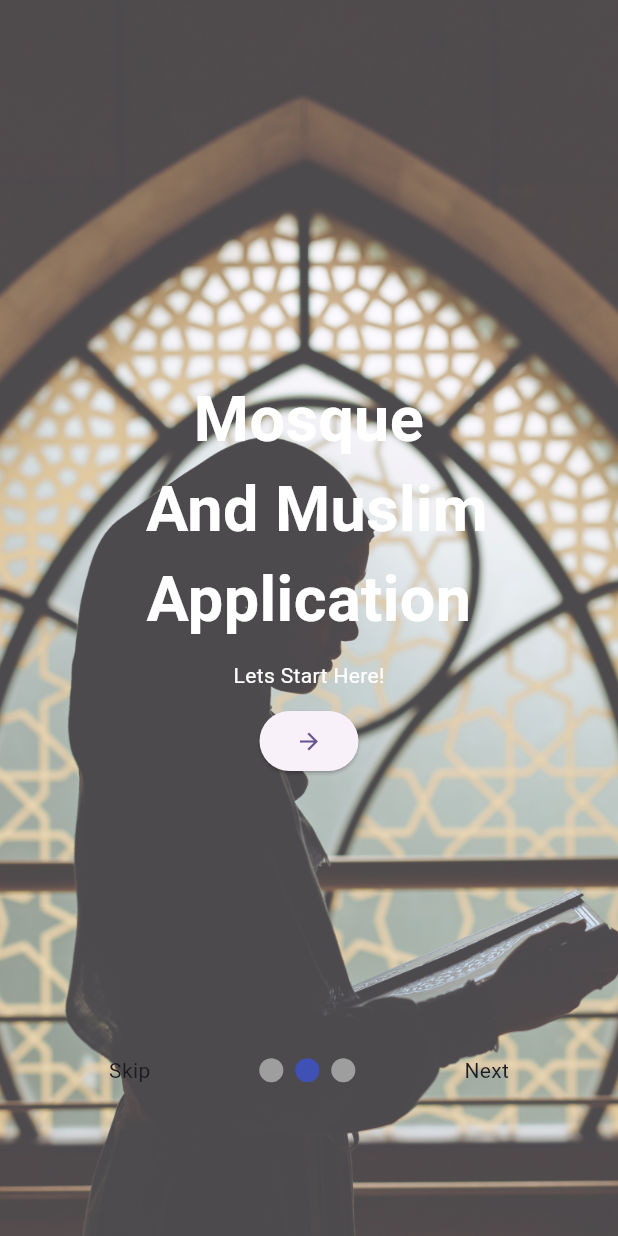
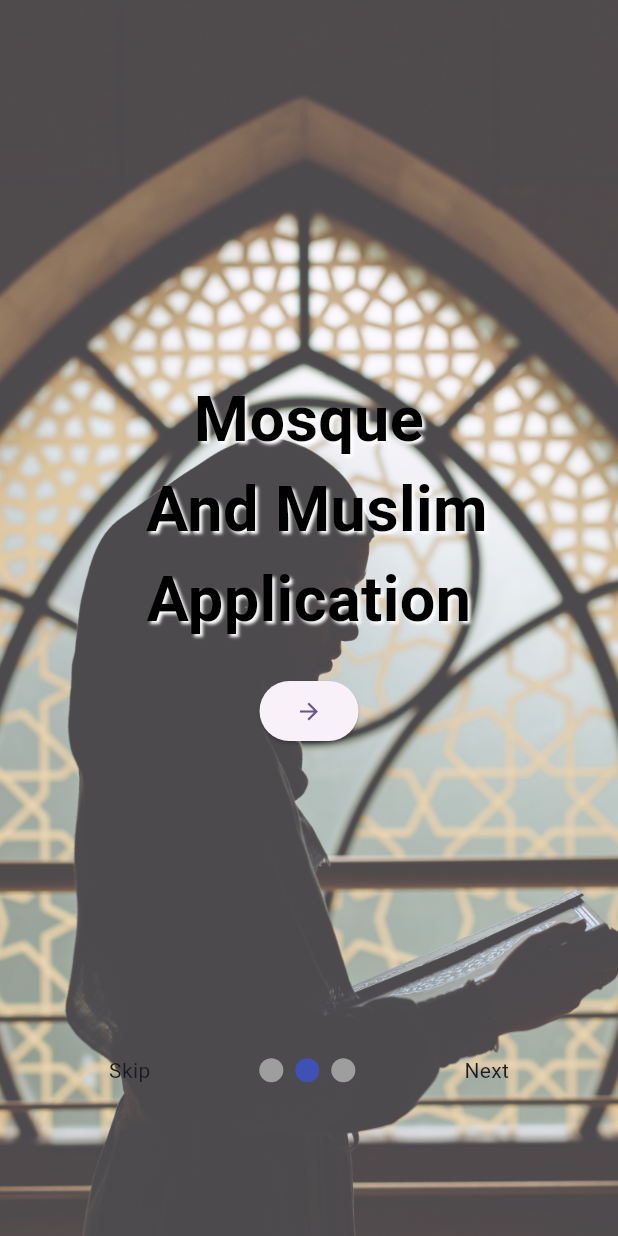
Before and after one commit to cruzerblade95/go_masjid, a Flutter app: the screen it shows after launch, swiped to page 2, on a phone screen of 412 x 824 dp. Run offline on Flutter 3.47's test engine with Material 3 defaults, Android fonts, the light colour scheme and no system bars; drawn by our look-alikes of smooth_page_indicator; our stand-ins replace carousel_slider, firebase_auth, geocoding, geolocator, get, get_storage and 3 more; missing offline and left inert: flutter_webview_plugin, qr_code_scanner; accounts and stored records are empty.

Commit message:
latest update sebelum balik text shadow, border dropdwn, icons

```diff
--- a/lib/app/modules/home_dashboard/home/home.dart
+++ b/lib/app/modules/home_dashboard/home/home.dart
@@ -387,7 +387,7 @@ class _FastApps extends StatelessWidget {
               mainAxisAlignment: MainAxisAlignment.spaceEvenly,
               children: <Widget>[
                 FastAppIcons(
-                  label: 'MasjidCare',
+                  label: 'MasjidCare  -',
                   image: 'assets/icons/go_masjid_new_icon/MASJIDCARE.png',
                   onPressed: () {
                     Navigator.push(
@@ -397,7 +397,7 @@ class _FastApps extends StatelessWidget {
                 ),
                 FastAppIcons(
                   label: 'MuslimCare (Coming Soon)',
-                  image: 'assets/icons/go_masjid_new_icon/MUSLIMCARE.png',
+                  image: 'assets/icons/go_masjid_new_icon/MUSLIM-CARE.png',
                   onPressed: () {
                     Navigator.push(
                         context,
--- a/lib/app/modules/onboardingScreen/onboarding_screen.dart
+++ b/lib/app/modules/onboardingScreen/onboarding_screen.dart
@@ -73,6 +73,13 @@ class _OnBoardingScreenState extends State<OnBoardingScreen> {
                           color: Colors.black,
                           fontSize: 42,
                           fontWeight: FontWeight.bold,
+                          shadows: [
+                            Shadow(
+                              color: Colors.white,      // Choose the color of the shadow
+                              blurRadius: 2.0,          // Adjust the blur radius for the shadow effect
+                              offset: Offset(2.0, 2.0), // Set the horizontal and vertical offset for the shadow
+                            ),
+                          ],
                         ),
                       ),
                     ),
@@ -80,7 +87,11 @@ class _OnBoardingScreenState extends State<OnBoardingScreen> {
                     Center(
                       child: Text(
                         "Lets Start Here!",
-                        style: TextStyle(color: Colors.black, fontSize: 15, fontWeight: FontWeight.bold),
+                        style: TextStyle(
+                            color: Colors.black,
+                            fontSize: 16,
+                            fontWeight: FontWeight.bold,
+                        ),
                       ),
                     ),
                     SizedBox(height: 10),
@@ -113,18 +124,29 @@ class _OnBoardingScreenState extends State<OnBoardingScreen> {
                       "Mosque \n And Muslim Application",
                       textAlign: TextAlign.center,
                       style: TextStyle(
-                        color: Colors.white,
+                        color: Colors.black,
                         fontSize: 42,
                         fontWeight: FontWeight.bold,
+                        shadows: [
+                          Shadow(
+                            color: Colors.white,      // Choose the color of the shadow
+                            blurRadius: 2.0,          // Adjust the blur radius for the shadow effect
+                            offset: Offset(2.0, 2.0), // Set the horizontal and vertical offset for the shadow
+                          ),
+                        ],
                       ),
                     ),
                     SizedBox(height: 10),
-                    Center(
-                      child: Text(
-                        "Lets Start Here!",
-                        style: TextStyle(color: Colors.white),
-                      ),
-                    ),
+                    // Center(
+                    //   child: Text(
+                    //     "Lets Start Here!",
+                    //     style: TextStyle(
+                    //       color: Colors.white,
+                    //       fontSize: 16,
+                    //       fontWeight: FontWeight.bold,
+                    //     ),
+                    //   ),
+                    // ),
                     SizedBox(height: 10),
                     ElevatedButton(
                         onPressed: () {
@@ -155,9 +177,16 @@ class _OnBoardingScreenState extends State<OnBoardingScreen> {
                       "Welcome To",
                       textAlign: TextAlign.center,
                       style: TextStyle(
-                        color: Colors.white,
+                        color: Colors.black,
                         fontSize: 42,
                         fontWeight: FontWeight.bold,
+                        shadows: [
+                          Shadow(
+                            color: Colors.white,      // Choose the color of the shadow
+                            blurRadius: 2.0,          // Adjust the blur radius for the shadow effect
+                            offset: Offset(2.0, 2.0), // Set the horizontal and vertical offset for the shadow
+                          ),
+                        ],
                       ),
                     ),
                     Image(
@@ -168,7 +197,11 @@ class _OnBoardingScreenState extends State<OnBoardingScreen> {
                     Center(
                       child: Text(
                         "Bismillah",
-                        style: TextStyle(color: Colors.white),
+                        style: TextStyle(
+                          color: Colors.black,
+                          fontSize: 16,
+                          fontWeight: FontWeight.bold,
+                        ),
                       ),
                     ),
                     SizedBox(height: 10),
--- a/pubspec.yaml
+++ b/pubspec.yaml
@@ -90,6 +90,7 @@ flutter:
   uses-material-design: true
   assets:
     - assets/icons/
+    - assets/icons/go_masjid_new_icon/
     - assets/images/
 
   # An image asset can refer to one or more resolution-specific "variants", see
```
